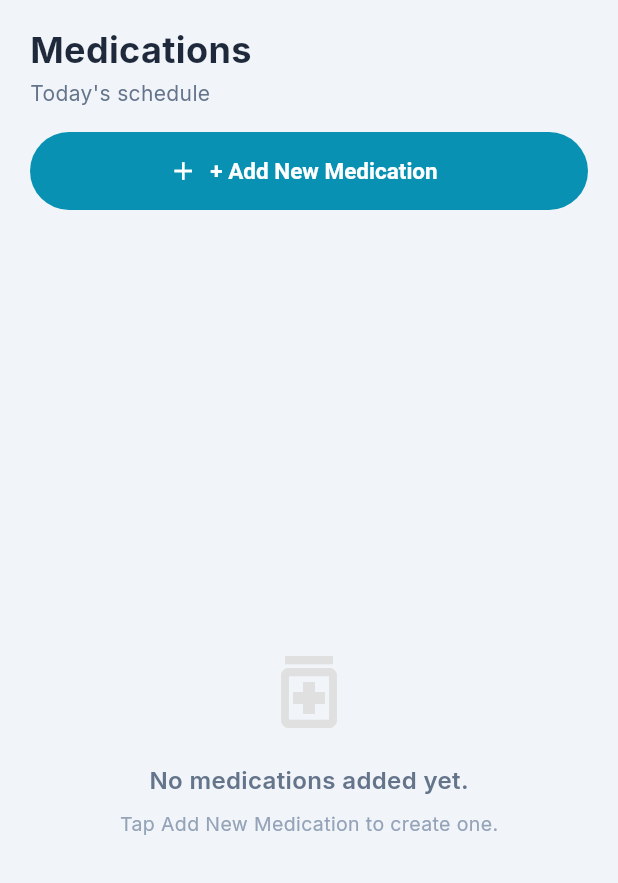
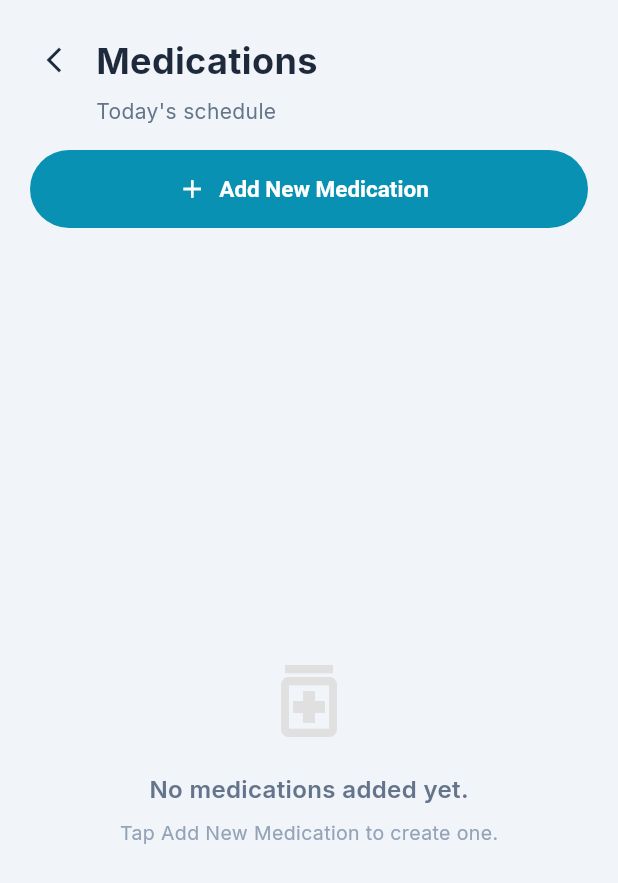
Before and after one commit to fatemaj6/MobileApplicationProject_Shiftrs, a Flutter app: the HomeScreen screen opened by its route, item 2 of the bottom bar chosen, on a phone screen of 412 x 824 dp. Shown: the top 883 px of the screen. Run offline on Flutter 3.47's test engine with Material 3 defaults, Android fonts, the phone set to English and light mode, and no system bars; our stand-ins replace cloud_firestore, firebase_auth, firebase_core, firebase_storage, google_fonts, image_picker; accounts and stored records are empty.

Commit message:
Update medication navigation and add logout action

```diff
--- a/lib/features/medication/screens/medication_list_screen.dart
+++ b/lib/features/medication/screens/medication_list_screen.dart
@@ -92,18 +92,34 @@ class _MedicationListScreenState extends State<MedicationListScreen> {
 
             final medications = snapshot.data ?? [];
 
-            final pending = medications.where((m) => m.status == 'pending').toList();
-            final given = medications.where((m) => m.status == 'given').toList();
-            final missed = medications.where((m) => m.status == 'missed').toList();
+            final pending =
+                medications.where((m) => m.status == 'pending').toList();
+            final given =
+                medications.where((m) => m.status == 'given').toList();
+            final missed =
+                medications.where((m) => m.status == 'missed').toList();
 
             return CustomScrollView(
               slivers: [
                 SliverToBoxAdapter(
                   child: Padding(
-                    padding: const EdgeInsets.fromLTRB(20, 16, 20, 0),
+                    padding: const EdgeInsets.fromLTRB(12, 16, 20, 0),
                     child: Column(
                       crossAxisAlignment: CrossAxisAlignment.start,
                       children: [
+                        Row(
+                          children: [
+                            IconButton(
+                              icon: const Icon(
+                                Icons.arrow_back_ios_new,
+                                size: 20,
+                                color: Color(0xFF1E293B),
+                              ),
+                              onPressed: () {
+                                Navigator.pop(context);
+                              },
+                            ),
+                            const SizedBox(width: 4),
                             const Text(
                               'Medications',
                               style: TextStyle(
@@ -112,17 +128,23 @@ class _MedicationListScreenState extends State<MedicationListScreen> {
                                 color: Color(0xFF1E293B),
                               ),
                             ),
-                        const SizedBox(height: 2),
-                        const Text(
+                          ],
+                        ),
+                        const Padding(
+                          padding: EdgeInsets.only(left: 52),
+                          child: Text(
                             "Today's schedule",
                             style: TextStyle(
                               fontSize: 14,
                               color: Color(0xFF64748B),
                             ),
                           ),
+                        ),
                         const SizedBox(height: 16),
 
-                        SizedBox(
+                        Padding(
+                          padding: const EdgeInsets.only(left: 8),
+                          child: SizedBox(
                             width: double.infinity,
                             height: 52,
                             child: ElevatedButton.icon(
@@ -133,7 +155,7 @@ class _MedicationListScreenState extends State<MedicationListScreen> {
                                 size: 20,
                               ),
                               label: const Text(
-                              '+ Add New Medication',
+                                'Add New Medication',
                                 style: TextStyle(
                                   color: Colors.white,
                                   fontSize: 15,
@@ -146,6 +168,7 @@ class _MedicationListScreenState extends State<MedicationListScreen> {
                                   borderRadius: BorderRadius.circular(30),
                                 ),
                                 elevation: 0,
+                              ),
                             ),
                           ),
                         ),
```
Also changed, not shown: lib/features/home/screens/home_screen.dart (+29 -0 lines). Lines whose indentation alone changed are shown as unchanged.
